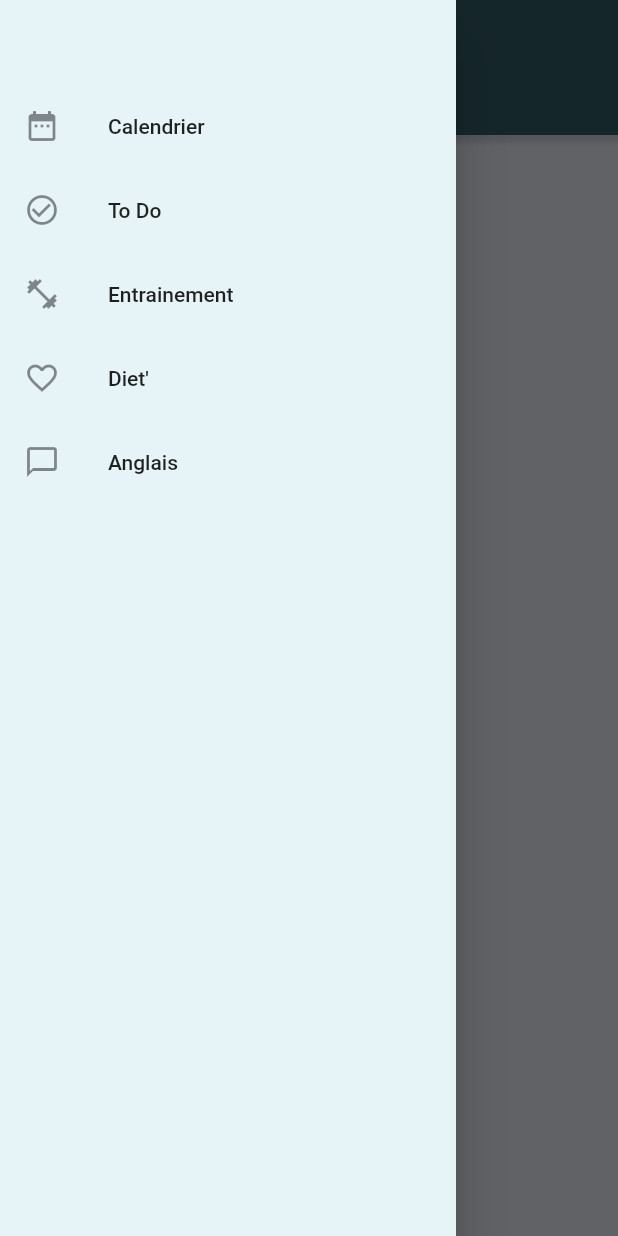
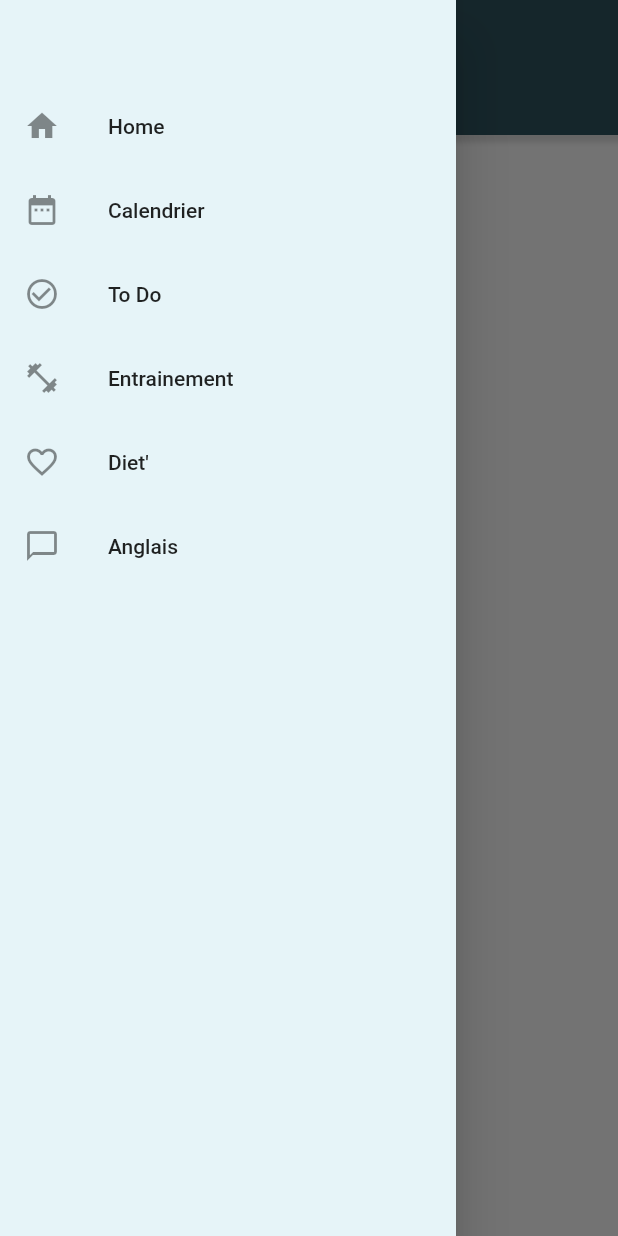
Before and after one commit to girardHU/myMobileApp, a Flutter app: the screen it shows after launch, with the side drawer open, on a phone screen of 412 x 824 dp. Run offline on Flutter 3.47's test engine with Material 2 defaults, Android fonts, the phone set to English and light mode, and no system bars.

Commit message:
routing : faire attention a eviter la superposition inutile des views

```diff
--- a/lib/common/custom_app_bar.dart
+++ b/lib/common/custom_app_bar.dart
@@ -2,17 +2,12 @@ import 'package:flutter/material.dart';
 
 class CustomBarWidget extends StatelessWidget implements PreferredSizeWidget {
 
-  GlobalKey<ScaffoldState> _scaffoldKey = GlobalKey();
-
-  final String title;
+  // GlobalKey<ScaffoldState> _scaffoldKey = GlobalKey();
 
   @override
   final Size preferredSize;
 
-  CustomBarWidget({
-    @required this.title,
-  })
-  : preferredSize = Size(double.infinity, 90);
+  CustomBarWidget() : preferredSize = Size(double.infinity, 90);
 
   @override
   Widget build(BuildContext context) {
@@ -50,7 +45,7 @@ class CustomBarWidget extends StatelessWidget implements PreferredSizeWidget {
                   Container(
                     margin: EdgeInsets.fromLTRB(0, 0, 155, 0),
                     child: Text(
-                      title,
+                      'Hunik',
                       style: TextStyle(fontSize: 30,color: Colors.white),
                       ),
                   ),
--- a/lib/common/custom_drawer.dart
+++ b/lib/common/custom_drawer.dart
@@ -2,7 +2,7 @@ import 'package:flutter/material.dart';
 
 class CustomDrawerWidget extends StatelessWidget {
 
-  GlobalKey<ScaffoldState> _scaffoldKey = GlobalKey();
+  // GlobalKey<ScaffoldState> _scaffoldKey = GlobalKey();
 
   @override
   Widget build(BuildContext context) {
@@ -21,6 +21,13 @@ class CustomDrawerWidget extends StatelessWidget {
               //     color: Colors.blue,
               //   ),
               // ),
+              ListTile(
+                leading: Icon(Icons.home),
+                title: Text('Home'),
+                onTap: () {
+                  Navigator.pushReplacementNamed(context, '/home');
+                },
+              ),
               ListTile(
                 leading: Icon(Icons.date_range),
                 title: Text('Calendrier'),
--- a/lib/views/home.dart
+++ b/lib/views/home.dart
@@ -16,9 +16,10 @@ class _HomeViewState extends State<HomeView> {
   @override
   Widget build(BuildContext context) {
     return Scaffold(
-      appBar: CustomBarWidget(title: 'Hunik',),
+      appBar: CustomBarWidget(),
       body: Container(
         color: Color(0xFFD1D6DC),
+        child: Text('Home View'),
       ),
       drawer: CustomDrawerWidget(),
     );
--- a/lib/views/training.dart
+++ b/lib/views/training.dart
@@ -1,4 +1,5 @@
 import 'package:flutter/material.dart';
+import '../common/custom_app_bar.dart';
 
 class TrainingView extends StatefulWidget {
   @override
@@ -9,7 +10,8 @@ class _TrainingViewState extends State<TrainingView> {
   @override
   Widget build(BuildContext context) {
     return Scaffold(
-      body: SafeArea(child: Text('Training View'),),
+      appBar: CustomBarWidget(),
+      body: Text('Training View'),
     );
   }
 }
```
